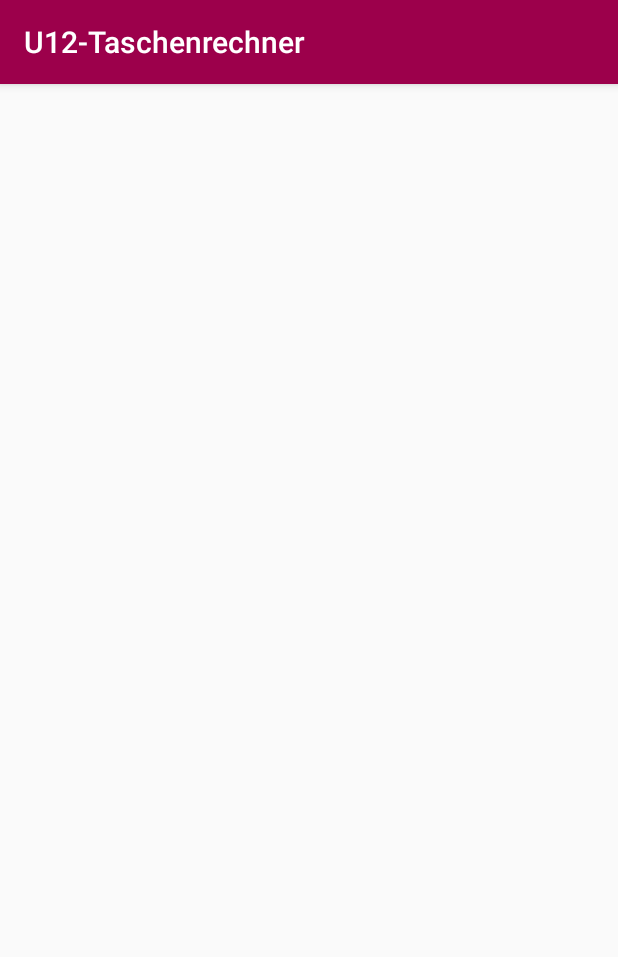
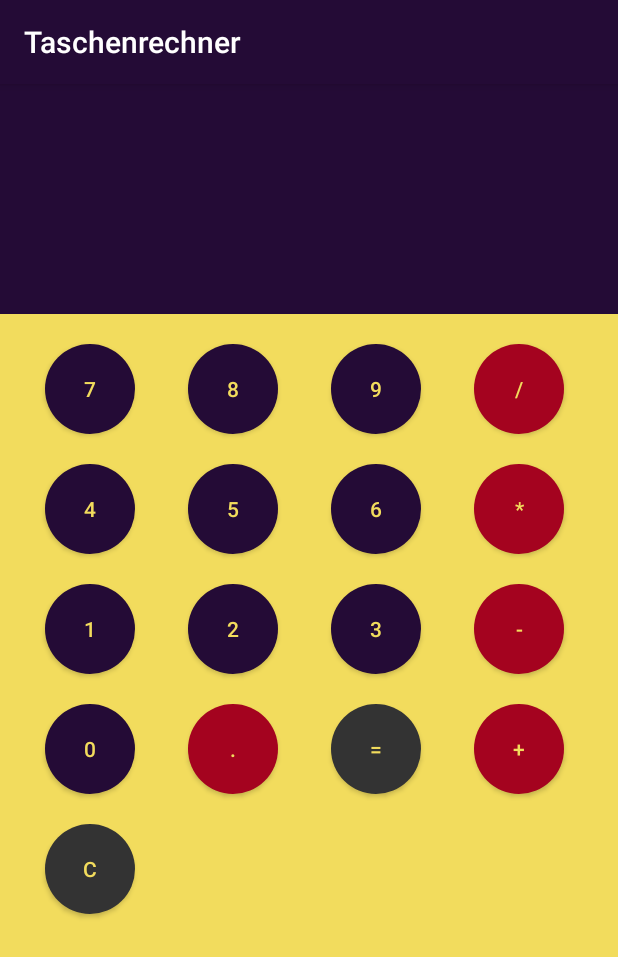
Before and after one commit to alexanderbazo/CodeCast-Example-Taschenrechner, an Android app: the screen it shows after launch (MainActivity), on a phone screen of 412 x 824 dp. Shown: the top 957 px of the screen. Run offline under Robolectric (Android 15) with nearby library versions, the phone set to English and light mode, and no system bars.

Commit message:
Complete refactored solution

```diff
--- a/app/build.gradle
+++ b/app/build.gradle
@@ -30,8 +30,8 @@ android {
 
 dependencies {
     implementation 'androidx.appcompat:appcompat:1.3.0'
-    implementation 'com.google.android.material:material:1.3.0'
     implementation 'androidx.constraintlayout:constraintlayout:2.0.4'
+    implementation 'androidx.recyclerview:recyclerview:1.2.1'
     //Diese Library wird benutzt um Berechnungen durchzuführen
     implementation 'net.objecthunter:exp4j:0.4.8'
     testImplementation 'junit:junit:4.+'
--- a/app/src/main/java/de/ur/mi/android/taschenrechner/MainActivity.java
+++ b/app/src/main/java/de/ur/mi/android/taschenrechner/MainActivity.java
@@ -1,20 +1,52 @@
 package de.ur.mi.android.taschenrechner;
+
+import android.os.Bundle;
 
 import androidx.appcompat.app.AppCompatActivity;
 
-import android.os.Bundle;
-import android.view.View;
-import android.widget.Button;
-import android.widget.TextView;
+import de.ur.mi.android.taschenrechner.ui.button.Button;
+import de.ur.mi.android.taschenrechner.ui.display.Display;
+import de.ur.mi.android.taschenrechner.ui.numpad.Numpad;
 
-import de.ur.mi.android.taschenrechner.helper.CalculatorHelper;
+public class MainActivity extends AppCompatActivity implements Numpad.NumpadListener {
 
-public class MainActivity extends AppCompatActivity {
+    private Numpad numpad;
+    private Display display;
 
     @Override
     protected void onCreate(Bundle savedInstanceState) {
         super.onCreate(savedInstanceState);
-        setContentView(R.layout.activity_main);
+        initUI();
     }
 
+    private void initUI() {
+        setContentView(R.layout.activity_main);
+        numpad = new Numpad(getApplicationContext(), findViewById(R.id.view_input_numpad), this);
+        display = new Display(findViewById(R.id.text_output_term), findViewById(R.id.text_output_result));
+    }
+
+    @Override
+    public void onNumberButtonPressed(Button button) {
+        display.appendTerm(button.label);
+    }
+
+    @Override
+    public void onOperatorButtonPressed(Button button) {
+        display.appendTerm(button.label);
+    }
+
+    @Override
+    public void onOperatorButtonOverwritten(Button button) {
+        display.replaceLastOperator(button.label);
+    }
+
+    @Override
+    public void onClearButtonPressed() {
+        display.clear();
+    }
+
+    @Override
+    public void onResultButtonPressed() {
+        display.solve();
+    }
 }
--- /dev/null
+++ b/app/src/main/java/de/ur/mi/android/taschenrechner/ui/button/Button.java
@@ -0,0 +1,29 @@
+package de.ur.mi.android.taschenrechner.ui.button;
+
+public enum Button {
+    BUTTON_ZERO(ButtonType.NUMBER, "0"),
+    BUTTON_ONE(ButtonType.NUMBER, "1"),
+    BUTTON_TWO(ButtonType.NUMBER, "2"),
+    BUTTON_THREE(ButtonType.NUMBER, "3"),
+    BUTTON_FOUR(ButtonType.NUMBER, "4"),
+    BUTTON_FIVE(ButtonType.NUMBER, "5"),
+    BUTTON_SIX(ButtonType.NUMBER, "6"),
+    BUTTON_SEVEN(ButtonType.NUMBER, "7"),
+    BUTTON_EIGHT(ButtonType.NUMBER, "8"),
+    BUTTON_NINE(ButtonType.NUMBER, "9"),
+    BUTTON_SEPARATOR(ButtonType.OPERATOR, "."),
+    BUTTON_PLUS(ButtonType.OPERATOR, "+"),
+    BUTTON_MINUS(ButtonType.OPERATOR, "-"),
+    BUTTON_MULTIPLICATION(ButtonType.OPERATOR, "*"),
+    BUTTON_DIVISION(ButtonType.OPERATOR, "/"),
+    BUTTON_DELETE(ButtonType.COMMAND, "C"),
+    BUTTON_RESULT(ButtonType.COMMAND, "=");
+
+    public final ButtonType type;
+    public final String label;
+
+    Button(ButtonType type, String label) {
+        this.type = type;
+        this.label = label;
+    }
+}
--- /dev/null
+++ b/app/src/main/java/de/ur/mi/android/taschenrechner/ui/button/ButtonType.java
@@ -0,0 +1,7 @@
+package de.ur.mi.android.taschenrechner.ui.button;
+
+public enum ButtonType {
+    NUMBER,
+    OPERATOR,
+    COMMAND;
+}
--- /dev/null
+++ b/app/src/main/java/de/ur/mi/android/taschenrechner/ui/display/Display.java
@@ -0,0 +1,58 @@
+package de.ur.mi.android.taschenrechner.ui.display;
+
+import android.widget.TextView;
+
+import de.ur.mi.android.taschenrechner.helper.CalculatorHelper;
+
+public class Display {
+
+    private static final String DEFAULT_TERM = "";
+
+    private TextView termView;
+    private TextView resultView;
+    private String currentTerm;
+
+    public Display(TextView termView, TextView resultView) {
+        this.termView = termView;
+        this.resultView = resultView;
+        currentTerm = DEFAULT_TERM;
+        update(false);
+    }
+
+    public void appendTerm(String term) {
+        currentTerm = currentTerm.concat(term);
+        update(false);
+    }
+
+    public void replaceLastOperator(String operator) {
+        currentTerm = currentTerm.substring(0, currentTerm.length() - 1).concat(operator);
+        update(false);
+    }
+
+    public void clear() {
+        currentTerm = DEFAULT_TERM;
+        update(false);
+    }
+
+    public void solve() {
+        update(true);
+    }
+
+    private void update(boolean clearTerm) {
+        termView.setText(currentTerm);
+        if (currentTerm.equals(DEFAULT_TERM)) {
+            resultView.setText(DEFAULT_TERM);
+            return;
+        }
+        if (!Character.isDigit(currentTerm.charAt(currentTerm.length() - 1))) {
+            return;
+        }
+        resultView.setText(CalculatorHelper.calculate(currentTerm));
+        if (clearTerm) {
+            currentTerm = resultView.getText().toString();
+            termView.setText(currentTerm);
+            resultView.setText(DEFAULT_TERM);
+        }
+    }
+
+}
--- /dev/null
+++ b/app/src/main/java/de/ur/mi/android/taschenrechner/ui/numpad/Numpad.java
@@ -0,0 +1,67 @@
+package de.ur.mi.android.taschenrechner.ui.numpad;
+
+import android.content.Context;
+
+import androidx.recyclerview.widget.RecyclerView;
+
+import de.ur.mi.android.taschenrechner.ui.button.Button;
+import de.ur.mi.android.taschenrechner.ui.button.ButtonType;
+
+public class Numpad implements NumpadAdapter.ButtonListener {
+
+    private Button lastButtonPressed;
+    private final NumpadListener listener;
+
+    public Numpad(Context context, RecyclerView view, NumpadListener listener) {
+        this.listener = listener;
+        init(context, view);
+    }
+
+    private void init(Context context, RecyclerView view) {
+        NumpadAdapter adapter = new NumpadAdapter(context, this);
+        view.setAdapter(adapter);
+    }
+
+
+    @Override
+    public void onButtonPressed(Button button) {
+        switch (button.type) {
+            case NUMBER:
+                listener.onNumberButtonPressed(button);
+                break;
+            case OPERATOR:
+                if (lastButtonPressed == null) {
+                    listener.onOperatorButtonPressed(button);
+                } else if (lastButtonPressed.type != ButtonType.OPERATOR) {
+                    listener.onOperatorButtonPressed(button);
+                } else {
+                    listener.onOperatorButtonOverwritten(button);
+                }
+                break;
+            case COMMAND:
+                if (button == Button.BUTTON_DELETE) {
+                    listener.onClearButtonPressed();
+                    break;
+                }
+                if (button == Button.BUTTON_RESULT) {
+                    listener.onResultButtonPressed();
+                    break;
+                }
+            default:
+                break;
+        }
+        lastButtonPressed = button;
+    }
+
+    public interface NumpadListener {
+        void onNumberButtonPressed(Button button);
+
+        void onOperatorButtonPressed(Button button);
+
+        void onOperatorButtonOverwritten(Button button);
+
+        void onClearButtonPressed();
+
+        void onResultButtonPressed();
+    }
+}
--- /dev/null
+++ b/app/src/main/java/de/ur/mi/android/taschenrechner/ui/numpad/NumpadAdapter.java
@@ -0,0 +1,50 @@
+package de.ur.mi.android.taschenrechner.ui.numpad;
+
+import android.content.Context;
+import android.view.LayoutInflater;
+import android.view.View;
+import android.view.ViewGroup;
+
+import androidx.annotation.NonNull;
+import androidx.recyclerview.widget.RecyclerView;
+
+import de.ur.mi.android.taschenrechner.R;
+import de.ur.mi.android.taschenrechner.ui.button.Button;
+
+public class NumpadAdapter extends RecyclerView.Adapter<NumpadButtonViewHolder> implements NumpadButtonViewHolder.OnCLickListener {
+
+    public final Context context;
+    public final ButtonListener listener;
+    public final Button[] buttons = {Button.BUTTON_SEVEN, Button.BUTTON_EIGHT, Button.BUTTON_NINE, Button.BUTTON_DIVISION, Button.BUTTON_FOUR, Button.BUTTON_FIVE, Button.BUTTON_SIX, Button.BUTTON_MULTIPLICATION, Button.BUTTON_ONE, Button.BUTTON_TWO, Button.BUTTON_THREE, Button.BUTTON_MINUS, Button.BUTTON_ZERO, Button.BUTTON_SEPARATOR, Button.BUTTON_RESULT, Button.BUTTON_PLUS, Button.BUTTON_DELETE};
+
+    public NumpadAdapter(Context context, ButtonListener listener) {
+        this.context = context;
+        this.listener = listener;
+    }
+
+    @NonNull
+    @Override
+    public NumpadButtonViewHolder onCreateViewHolder(@NonNull ViewGroup parent, int viewType) {
+        View v = LayoutInflater.from(parent.getContext()).inflate(R.layout.view_numpad_button, parent, false);
+        return new NumpadButtonViewHolder(v, context, this);
+    }
+
+    @Override
+    public void onBindViewHolder(@NonNull NumpadButtonViewHolder holder, int position) {
+        holder.bindButton(buttons[position]);
+    }
+
+    @Override
+    public int getItemCount() {
+        return buttons.length;
+    }
+
+    @Override
+    public void onButtonClicked(int adapterPosition) {
+        listener.onButtonPressed(buttons[adapterPosition]);
+    }
+
+    public interface ButtonListener {
+        void onButtonPressed(Button button);
+    }
+}
--- /dev/null
+++ b/app/src/main/java/de/ur/mi/android/taschenrechner/ui/numpad/NumpadButtonViewHolder.java
@@ -0,0 +1,47 @@
+package de.ur.mi.android.taschenrechner.ui.numpad;
+
+import android.content.Context;
+import android.view.View;
+import android.widget.TextView;
+
+import androidx.annotation.NonNull;
+import androidx.appcompat.content.res.AppCompatResources;
+import androidx.recyclerview.widget.RecyclerView;
+
+import de.ur.mi.android.taschenrechner.R;
+import de.ur.mi.android.taschenrechner.ui.button.Button;
+import de.ur.mi.android.taschenrechner.ui.button.ButtonType;
+
+public class NumpadButtonViewHolder extends RecyclerView.ViewHolder implements View.OnClickListener {
+
+    public final TextView textView;
+    public final Context context;
+    public final OnCLickListener listener;
+
+    public NumpadButtonViewHolder(@NonNull View buttonView, Context context, OnCLickListener listener) {
+        super(buttonView);
+        this.textView = buttonView.findViewById(R.id.numpad_button);
+        this.context = context;
+        this.listener = listener;
+        this.textView.setOnClickListener(this);
+    }
+
+    public void bindButton(Button button) {
+        if (button.type == ButtonType.OPERATOR) {
+            textView.setBackground(AppCompatResources.getDrawable(context, R.drawable.operator_button_shape));
+        }
+        if (button.type == ButtonType.COMMAND) {
+            textView.setBackground(AppCompatResources.getDrawable(context, R.drawable.command_button_shape));
+        }
+        textView.setText(button.label);
+    }
+
+    @Override
+    public void onClick(View v) {
+        listener.onButtonClicked(getAbsoluteAdapterPosition());
+    }
+
+    public interface OnCLickListener {
+        void onButtonClicked(int adapterPosition);
+    }
+}
--- /dev/null
+++ b/app/src/main/res/drawable-v24/command_button_shape.xml
@@ -0,0 +1,9 @@
+<?xml version="1.0" encoding="utf-8"?>
+<selector xmlns:android="http://schemas.android.com/apk/res/android">
+    <item>
+        <shape android:shape="oval">
+            <solid android:color="@color/colorDark" />
+            <size android:width="250dp" android:height="250dp" />
+        </shape>
+    </item>
+</selector>
--- /dev/null
+++ b/app/src/main/res/drawable-v24/operator_button_shape.xml
@@ -0,0 +1,9 @@
+<?xml version="1.0" encoding="utf-8"?>
+<selector xmlns:android="http://schemas.android.com/apk/res/android">
+    <item>
+        <shape android:shape="oval">
+            <solid android:color="@color/colorPrimaryDark" />
+            <size android:width="250dp" android:height="250dp" />
+        </shape>
+    </item>
+</selector>
--- /dev/null
+++ b/app/src/main/res/drawable/number_button_shape.xml
@@ -0,0 +1,9 @@
+<?xml version="1.0" encoding="utf-8"?>
+<selector xmlns:android="http://schemas.android.com/apk/res/android">
+    <item>
+        <shape android:shape="oval">
+            <solid android:color="@color/colorPrimary" />
+            <size android:width="250dp" android:height="250dp" />
+        </shape>
+    </item>
+</selector>
--- a/app/src/main/res/layout/activity_main.xml
+++ b/app/src/main/res/layout/activity_main.xml
@@ -7,4 +7,74 @@
     android:layout_height="match_parent"
     tools:context=".MainActivity">
 
+    <androidx.constraintlayout.widget.ConstraintLayout
+        android:id="@+id/layout_output"
+        android:layout_width="match_parent"
+        android:layout_height="0dp"
+        android:background="@color/colorPrimary"
+        android:padding="15dp"
+        app:layout_constraintBottom_toTopOf="@id/layout_input"
+        app:layout_constraintHeight_default="percent"
+        app:layout_constraintHeight_percent=".2"
+        app:layout_constraintLeft_toLeftOf="parent"
+        app:layout_constraintRight_toRightOf="parent"
+        app:layout_constraintTop_toTopOf="parent">
+
+        <TextView
+            android:id="@+id/text_output_term"
+            android:layout_width="match_parent"
+            android:layout_height="0dp"
+            android:textAlignment="textEnd"
+            android:textColor="@color/colorWhite"
+            android:textSize="28sp"
+            app:layout_constraintLeft_toLeftOf="parent"
+            app:layout_constraintRight_toRightOf="parent"
+            app:layout_constraintTop_toTopOf="parent" />
+
+        <TextView
+            android:id="@+id/text_output_result"
+            android:layout_width="match_parent"
+            android:layout_height="0dp"
+            android:fontFamily="sans-serif-black"
+            android:textAlignment="textEnd"
+            android:textColor="@color/colorBright"
+            android:textSize="36sp"
+            app:layout_constraintBottom_toBottomOf="parent"
+            app:layout_constraintLeft_toLeftOf="parent"
+            app:layout_constraintRight_toRightOf="parent"
+            app:layout_constraintTop_toBottomOf="@+id/text_output_term" />
+
+    </androidx.constraintlayout.widget.ConstraintLayout>
+
+    <androidx.constraintlayout.widget.ConstraintLayout
+        android:id="@+id/layout_input"
+        android:layout_width="match_parent"
+        android:layout_height="0dp"
+        android:background="@color/colorBright"
+        android:padding="10dp"
+        app:layout_constraintBottom_toBottomOf="parent"
+        app:layout_constraintHeight_default="percent"
+        app:layout_constraintHeight_percent=".8"
+        app:layout_constraintLeft_toLeftOf="parent"
+        app:layout_constraintRight_toRightOf="parent"
+        app:layout_constraintTop_toBottomOf="@+id/layout_output">
+
+        <androidx.recyclerview.widget.RecyclerView
+            android:id="@+id/view_input_numpad"
+            android:layout_width="0dp"
+            android:layout_height="0dp"
+            android:layout_marginStart="10dp"
+            android:layout_marginBottom="10dp"
+            app:layoutManager="androidx.recyclerview.widget.GridLayoutManager"
+            app:layout_constraintBottom_toBottomOf="parent"
+            app:layout_constraintLeft_toLeftOf="parent"
+            app:layout_constraintRight_toRightOf="parent"
+            app:layout_constraintTop_toTopOf="parent"
+            app:spanCount="4">
+
+        </androidx.recyclerview.widget.RecyclerView>
+
+
+    </androidx.constraintlayout.widget.ConstraintLayout>
+
 </androidx.constraintlayout.widget.ConstraintLayout>
--- /dev/null
+++ b/app/src/main/res/layout/view_numpad_button.xml
@@ -0,0 +1,16 @@
+<?xml version="1.0" encoding="utf-8"?>
+<LinearLayout xmlns:android="http://schemas.android.com/apk/res/android"
+    android:layout_width="match_parent"
+    android:layout_height="wrap_content"
+    android:orientation="vertical">
+
+    <Button
+        android:id="@+id/numpad_button"
+        android:layout_width="60dp"
+        android:layout_height="60dp"
+        android:layout_margin="10dp"
+        android:background="@drawable/number_button_shape"
+        android:textColor="@color/colorBright" />
+
+
+</LinearLayout>
--- a/app/src/main/res/values/colors.xml
+++ b/app/src/main/res/values/colors.xml
@@ -1,7 +1,10 @@
 <?xml version="1.0" encoding="utf-8"?>
 <resources>
-    <color name="colorPrimary">#9c004b</color>
-    <color name="colorPrimaryDark">#680024</color>
-    <color name="colorAccent">#8d8d8e</color>
-    <color name="colorBackground">#ffffff</color>
+    <color name="colorPrimary">#240b36</color>
+    <color name="colorPrimaryDark">#a4031f</color>
+    <color name="colorAccent">#db9065</color>
+    <color name="colorBackground">#f2a359</color>
+    <color name="colorBright">#f2dc5d</color>
+    <color name="colorWhite">#ffffff</color>
+    <color name="colorDark">#333333</color>
 </resources>
--- a/app/src/main/res/values/strings.xml
+++ b/app/src/main/res/values/strings.xml
@@ -1,3 +1,3 @@
 <resources>
-    <string name="app_name">U12-Taschenrechner</string>
+    <string name="app_name">Taschenrechner</string>
 </resources>
```
